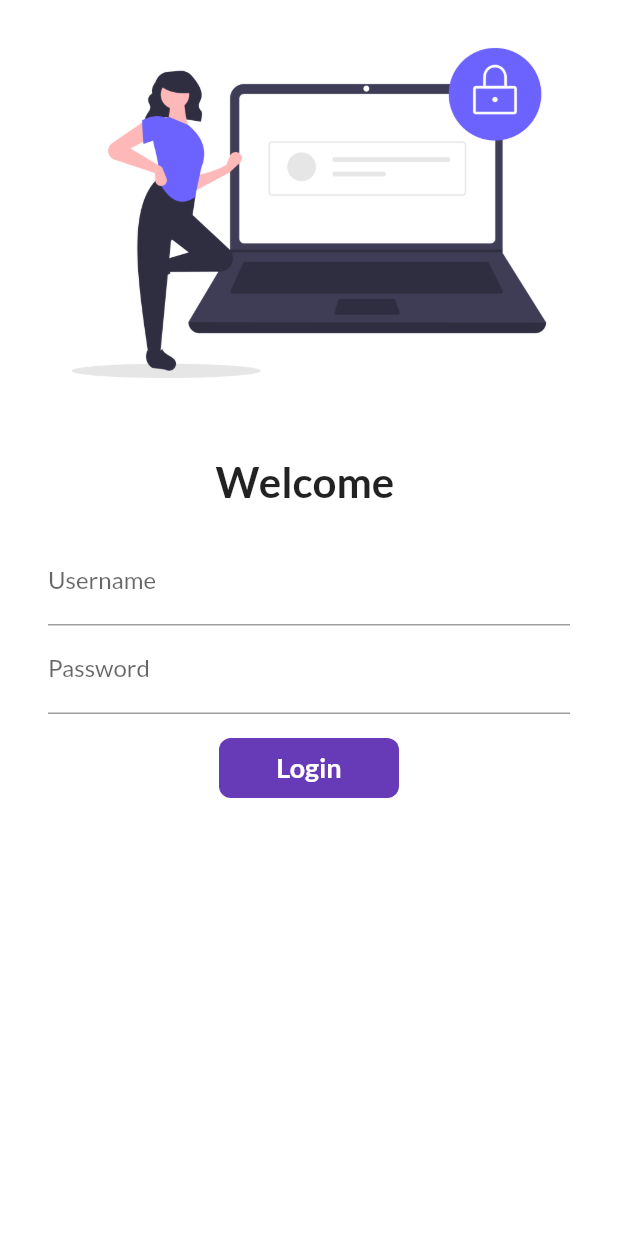
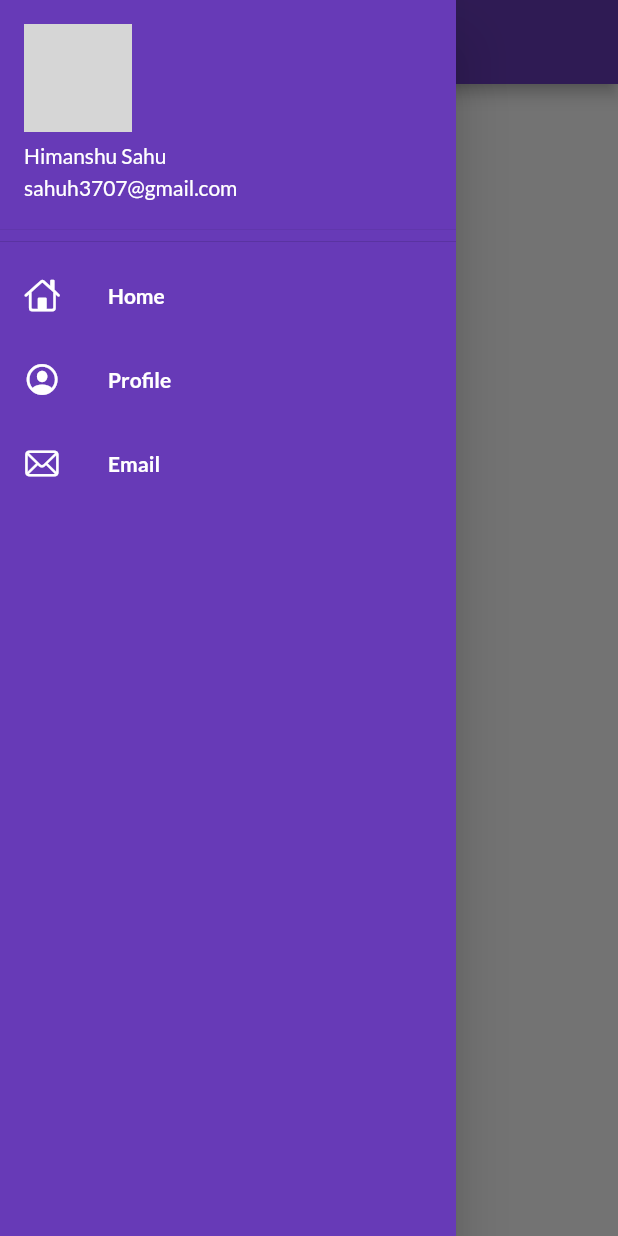
Before and after one commit to Himanshu-Sahu18/flutter_catalog, a Flutter app: the screen it shows after launch, with the side drawer open (before the commit the screen has no drawer), on a phone screen of 412 x 824 dp. Run offline on Flutter 3.47's test engine with Material 2 defaults, Android fonts, the phone set to English and light mode, and no system bars; our stand-ins replace google_fonts; network calls fail; grey boxes are pictures that could not be loaded.

Commit message:
day4 completed

```diff
--- a/lib/main.dart
+++ b/lib/main.dart
@@ -19,7 +19,8 @@ class MyApp extends StatelessWidget {
           primarySwatch: Colors.deepPurple,
           fontFamily: GoogleFonts.lato().fontFamily),
       darkTheme: ThemeData.dark(),
-      initialRoute: "/",
+      debugShowCheckedModeBanner: false,
+      initialRoute: MyRoutes.homeRoute,
       routes: {
         "/": (context) => const LoginPage(),
         MyRoutes.homeRoute: (context) => const HomePage(),
--- a/lib/pages/home_page.dart
+++ b/lib/pages/home_page.dart
@@ -1,4 +1,5 @@
 import 'package:flutter/material.dart';
+import 'package:flutter_catalog/widgets/drawer.dart';
 
 class HomePage extends StatelessWidget {
   const HomePage({super.key});
@@ -15,7 +16,7 @@ class HomePage extends StatelessWidget {
           child: const Text("This is the catalog app"),
         ),
       ),
-      drawer: const Drawer(),
+      drawer: const MyDrawer(),
     );
   }
 }
--- /dev/null
+++ b/lib/widgets/drawer.dart
@@ -0,0 +1,71 @@
+import 'package:flutter/cupertino.dart';
+import 'package:flutter/material.dart';
+
+class MyDrawer extends StatelessWidget {
+  const MyDrawer({super.key});
+
+  @override
+  Widget build(BuildContext context) {
+    const imageUrl =
+        "https://wallpapers-clan.com/wp-content/uploads/2022/08/itachi-uchiha-pfp-3.jpg";
+
+    return Drawer(
+      child: Container(
+        color: Colors.deepPurple,
+        child: ListView(
+          children: const [
+            DrawerHeader(
+              padding: EdgeInsets.zero,
+              child: UserAccountsDrawerHeader(
+                accountName: Text("Himanshu Sahu"),
+                accountEmail: Text("sahuh3707@gmail.com"),
+                currentAccountPicture: CircleAvatar(
+                  backgroundImage: NetworkImage(imageUrl),
+                ),
+              ),
+            ),
+            ListTile(
+              leading: Icon(
+                CupertinoIcons.home,
+                color: Colors.white,
+              ),
+              title: Text(
+                "Home",
+                style: TextStyle(
+                    color: Colors.white,
+                    fontWeight: FontWeight.bold,
+                    fontSize: 14),
+              ),
+            ),
+            ListTile(
+              leading: Icon(
+                CupertinoIcons.profile_circled,
+                color: Colors.white,
+              ),
+              title: Text(
+                "Profile",
+                style: TextStyle(
+                    color: Colors.white,
+                    fontWeight: FontWeight.bold,
+                    fontSize: 14),
+              ),
+            ),
+            ListTile(
+              leading: Icon(
+                CupertinoIcons.mail,
+                color: Colors.white,
+              ),
+              title: Text(
+                "Email",
+                style: TextStyle(
+                    color: Colors.white,
+                    fontWeight: FontWeight.bold,
+                    fontSize: 14),
+              ),
+            ),
+          ],
+        ),
+      ),
+    );
+  }
+}
```
